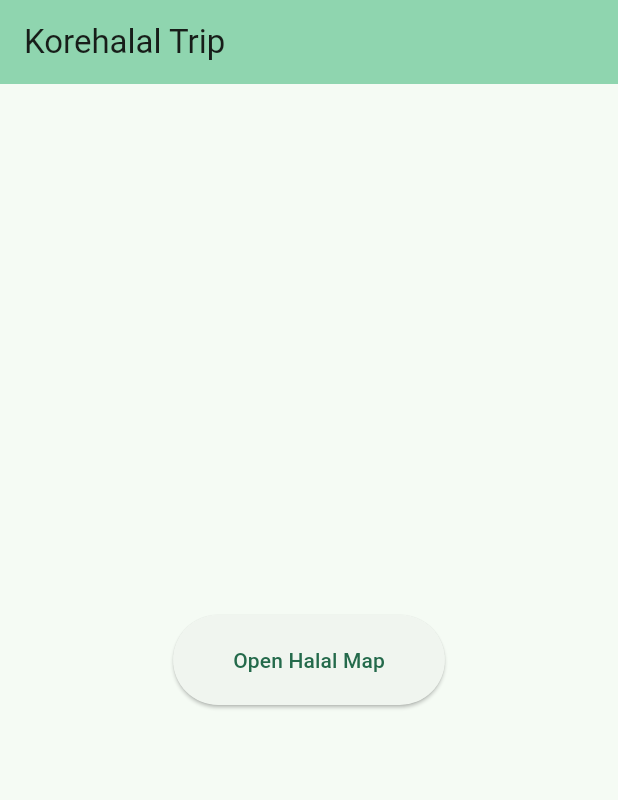
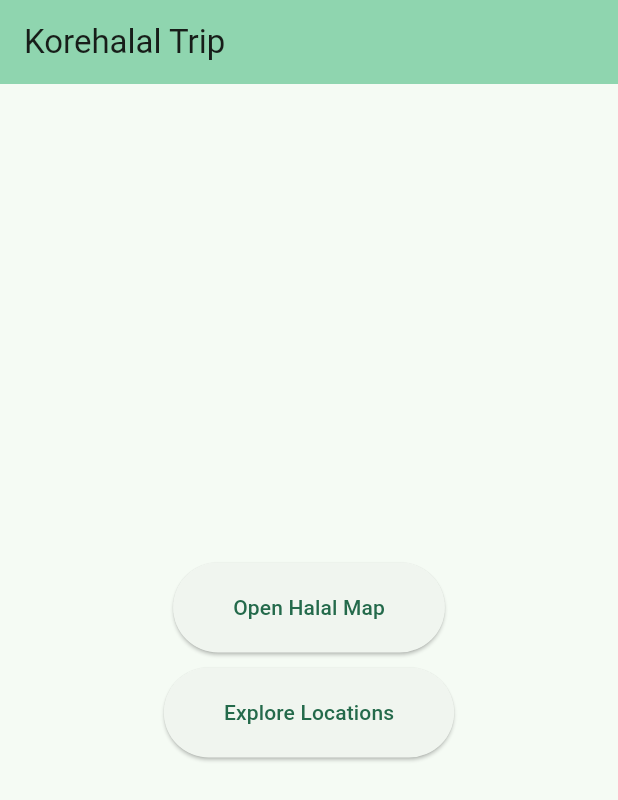
Before and after one commit to edoszhan/icu-ai-assistant, a Flutter app: the screen it shows after launch, on a phone screen of 412 x 824 dp. Shown: the top 800 px of the screen. Run offline on Flutter 3.47's test engine with Material 3 defaults, Android fonts, the phone set to English and light mode, and no system bars; our stand-ins replace geolocator, google_maps_flutter.

Commit message:
google maps api added

```diff
--- a/lib/main.dart
+++ b/lib/main.dart
@@ -1,5 +1,6 @@
 import 'package:flutter/material.dart';
 import 'map_screen.dart';
+import 'google_maps_screen.dart';
 
 void main() {
   runApp(const MyApp());
@@ -39,9 +40,12 @@ class _MyHomePageState extends State<MyHomePage> {
         title: Text(widget.title),
       ),
       body: Center(
-        child: ElevatedButton(
+        child: Column(
+          mainAxisSize: MainAxisSize.min, // Center the content vertically
+          children: [
+            ElevatedButton(
               onPressed: () {
-            // Navigate to the new page
+                // Navigate to the Halal Map Screen
                 Navigator.push(
                   context,
                   MaterialPageRoute(builder: (context) => const MapScreen()),
@@ -52,6 +56,22 @@ class _MyHomePageState extends State<MyHomePage> {
               ),
               child: const Text('Open Halal Map'),
             ),
+            const SizedBox(height: 10), // Space between the buttons
+            ElevatedButton(
+              onPressed: () {
+                // Navigate to the Google Maps Screen
+                Navigator.push(
+                  context,
+                  MaterialPageRoute(builder: (context) => const GoogleMapScreen(title: 'Explore Locations')),
+                );
+              },
+              style: ElevatedButton.styleFrom(
+                padding: const EdgeInsets.symmetric(horizontal: 40, vertical: 20),
+              ),
+              child: const Text('Explore Locations'),
+            ),
+          ],
+        ),
       ),
     );
   }
--- a/lib/map_screen.dart
+++ b/lib/map_screen.dart
@@ -18,7 +18,7 @@ class _MapScreenState extends State<MapScreen> {
 
   final double _userLat = 37.551170;
   final double _userLon = 126.988228;
-  final String _apiUrl = 'http://127.0.0.1:8002/api/find-location';
+  final String _apiUrl = 'http://127.0.0.1:8000/api/find-location';
 
   Timer? _loadingTimer;
   String _loadingMessage = "Generating response .";
```
Also changed, not shown: lib/google_maps_screen.dart (added, +90 -0 lines), pubspec.yaml (+8 -0 lines), pubspec.lock, 4 other files. Lines whose indentation alone changed are shown as unchanged.
